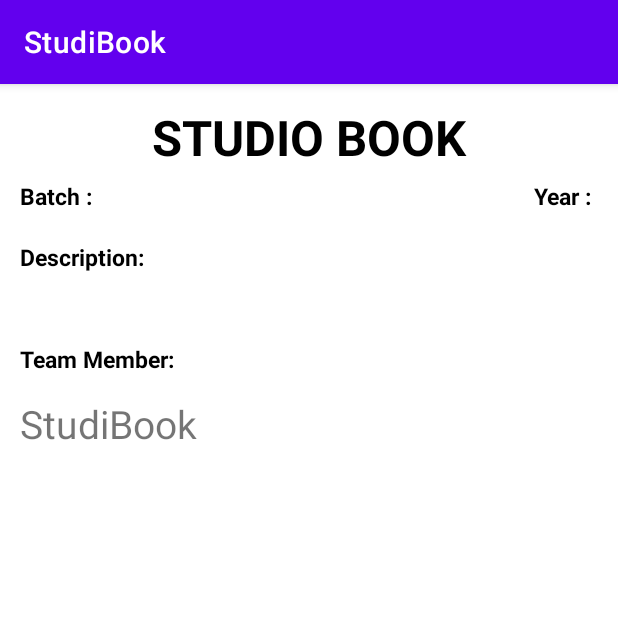
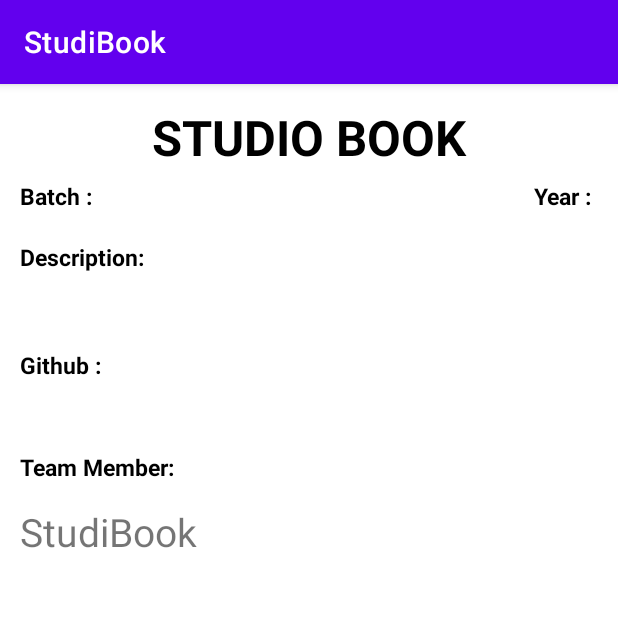
Before and after one commit to MSajida/AndroidProject, an Android app: the Details screen opened directly, with no data from a screen before it, on a phone screen of 412 x 824 dp, the top half of it. Run offline under Robolectric (Android 15) with nearby library versions, the phone set to English and light mode, and no system bars; our stand-ins replace Firebase (no records; nobody signed in at launch, a user with empty details on screens opened directly), sdp/ssp sizes; 7 statements that could not run were skipped.

Commit message:
updated details view

```diff
--- a/App code/Studibook/app/src/main/java/com/example/studibook/ui/Details.java
+++ b/App code/Studibook/app/src/main/java/com/example/studibook/ui/Details.java
@@ -6,6 +6,7 @@ import androidx.recyclerview.widget.RecyclerView;
 
 import android.content.Intent;
 import android.os.Bundle;
+import android.text.method.LinkMovementMethod;
 import android.view.View;
 import android.widget.TextView;
 
@@ -18,7 +19,7 @@ import java.util.ArrayList;
 
 public class Details extends AppCompatActivity {
 
-    TextView detailsTitle,enter_description,githubtext,details_year;
+    TextView detailsTitle,enter_description,githubtext,details_year,enter_gitubLink;
     RecyclerView detailsList_view;
     TeamMemberadapter teamMemberadapter;
     @Override
@@ -29,6 +30,7 @@ public class Details extends AppCompatActivity {
         enter_description=findViewById(R.id.enter_description);
         githubtext=findViewById(R.id.githubtext);
         detailsTitle=findViewById(R.id.detailsTitle);
+        enter_gitubLink=findViewById(R.id.enter_gitubLink);
         details_year=findViewById(R.id.details_year);
         detailsList_view.setLayoutManager(new LinearLayoutManager(this));
         AddProjectmodel addProjectmodel= (AddProjectmodel) getIntent().getSerializableExtra("PROJECTDETAILS");
@@ -36,7 +38,8 @@ public class Details extends AppCompatActivity {
         enter_description.setText(addProjectmodel.getDescription());
         githubtext.setText(addProjectmodel.getBatch());
         details_year.setText(addProjectmodel.getYear());
-
+        enter_gitubLink.setText(addProjectmodel.getGithubLink());
+        enter_gitubLink.setMovementMethod(LinkMovementMethod.getInstance());
         ArrayList<AddmemberModel> list=new ArrayList<>();
         for (AddmemberModel postSnapshot : addProjectmodel.getMemberList()) {
             list.add(postSnapshot);
--- a/App code/Studibook/app/src/main/res/layout/activity_details.xml
+++ b/App code/Studibook/app/src/main/res/layout/activity_details.xml
@@ -38,6 +38,7 @@
         android:id="@+id/githubtext"
         android:layout_marginTop="@dimen/_5sdp"
         android:textSize="@dimen/_12sdp"
+        android:textColor="#757575"
         app:layout_constraintLeft_toRightOf="@id/text_batch"
         app:layout_constraintTop_toBottomOf="@id/detailsTitle"
         android:layout_height="wrap_content"/>
@@ -58,6 +59,7 @@
         android:layout_width="wrap_content"
         android:id="@+id/details_year"
         android:layout_marginTop="@dimen/_5sdp"
+        android:textColor="#757575"
         android:textSize="@dimen/_12sdp"
         app:layout_constraintRight_toRightOf="parent"
         app:layout_constraintTop_toBottomOf="@id/detailsTitle"
@@ -78,6 +80,7 @@
     <TextView
         android:layout_width="match_parent"
         android:id="@+id/enter_description"
+        android:textColor="#757575"
         android:textSize="@dimen/_14sdp"
         android:layout_marginTop="@dimen/_5sdp"
         app:layout_constraintTop_toBottomOf="@id/text_description"
@@ -86,7 +89,30 @@
 
     <TextView
         android:layout_width="wrap_content"
-        app:layout_constraintTop_toBottomOf="@id/enter_description"
+        android:layout_height="wrap_content"
+        android:layout_marginTop="@dimen/_15sdp"
+        android:text="Github : "
+        android:textColor="@color/black"
+        android:textStyle="bold"
+        android:id="@+id/text_github"
+        android:textSize="@dimen/_12sdp"
+        app:layout_constraintLeft_toLeftOf="parent"
+        app:layout_constraintTop_toBottomOf="@id/enter_description"/>
+
+    <TextView
+        android:layout_width="match_parent"
+        android:id="@+id/enter_gitubLink"
+        android:textSize="@dimen/_14sdp"
+        android:textColor="#065797"
+        android:autoLink="web"
+        android:layout_marginTop="@dimen/_5sdp"
+        app:layout_constraintTop_toBottomOf="@id/text_github"
+        android:layout_marginLeft="@dimen/_5sdp"
+        android:layout_height="wrap_content"/>
+
+    <TextView
+        android:layout_width="wrap_content"
+        app:layout_constraintTop_toBottomOf="@id/enter_gitubLink"
         android:layout_marginTop="@dimen/_12sdp"
         android:text="Team Member: "
         android:textColor="@color/black"
--- a/App code/Studibook/app/src/main/res/layout/activity_profile.xml
+++ b/App code/Studibook/app/src/main/res/layout/activity_profile.xml
@@ -6,7 +6,7 @@
     android:layout_width="match_parent"
     android:layout_gravity="center"
     android:padding="@dimen/_20sdp"
-    android:background="@color/white"
+    android:background="@color/bg"
     android:gravity="center"
     android:layout_height="match_parent"
     tools:context=".ui.Profile">
@@ -15,6 +15,7 @@
         android:layout_width="match_parent"
         app:cardCornerRadius="@dimen/_5sdp"
         android:layout_marginTop="@dimen/_20sdp"
+        app:cardBackgroundColor="@color/white"
         android:padding="@dimen/_5sdp"
         android:layout_marginLeft="@dimen/_5sdp"
         android:layout_marginRight="@dimen/_5sdp"
@@ -41,12 +42,13 @@
                 <TextView
                     android:layout_width="@dimen/_80sdp"
                     android:text="Name :"
+                    android:textColor="#757575"
                     android:textSize="@dimen/_18sdp"
                     android:layout_height="wrap_content"/>
                 <TextView
                     android:layout_width="wrap_content"
                     android:layout_marginLeft="@dimen/_20sdp"
-                        android:text="Jessica "
+                    android:text=" "
                     android:id="@+id/profileName"
                     android:textColor="@color/black"
                     android:textStyle="bold"
@@ -63,6 +65,7 @@
                     android:layout_width="@dimen/_80sdp"
                     android:text="SID :"
                     android:textSize="@dimen/_18sdp"
+                    android:textColor="#757575"
                     android:layout_height="wrap_content"/>
                 <TextView
                     android:layout_width="wrap_content"
@@ -86,13 +89,14 @@
                     android:layout_width="@dimen/_80sdp"
                     android:text="Email :"
                     android:textSize="@dimen/_18sdp"
+                    android:textColor="#757575"
                     android:layout_height="wrap_content"/>
                 <TextView
                     android:layout_width="wrap_content"
                     android:layout_marginLeft="@dimen/_20sdp"
                     android:textStyle="bold"
 
-                        android:text="Jessica "
+                    android:text=" "
                     android:id="@+id/profileemail"
                     android:textColor="@color/black"
                     android:textSize="@dimen/_18sdp"
```
Lines whose indentation alone changed are shown as unchanged.
